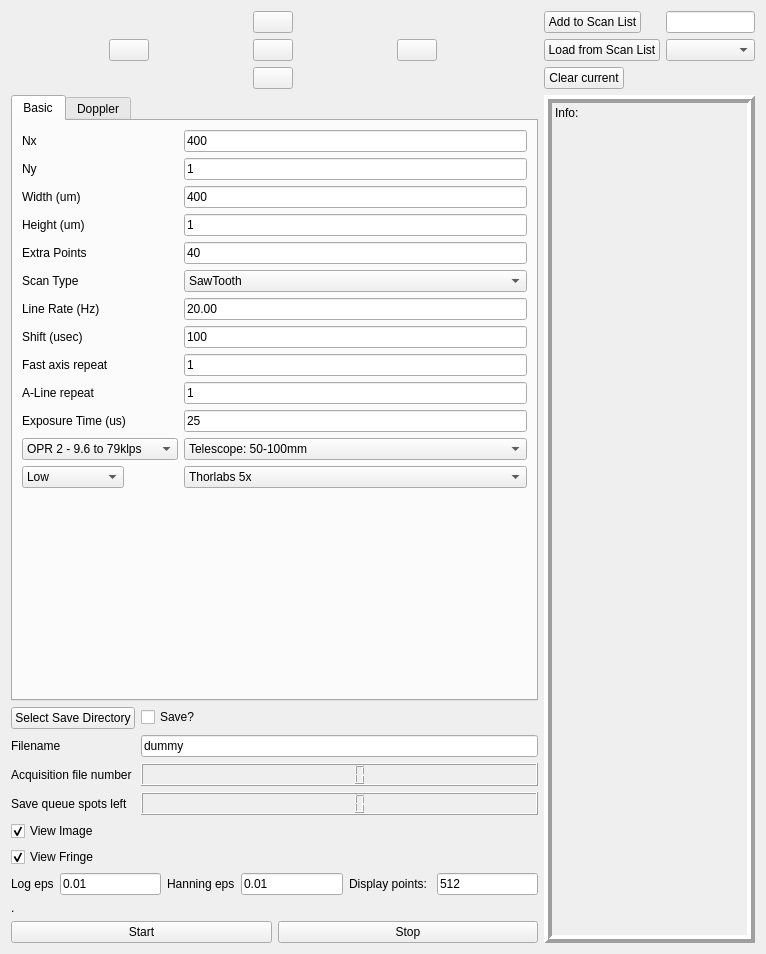
First picture: the form in oct_galvos_form.ui, repository flesage/micro-oct-acq, before the edit.
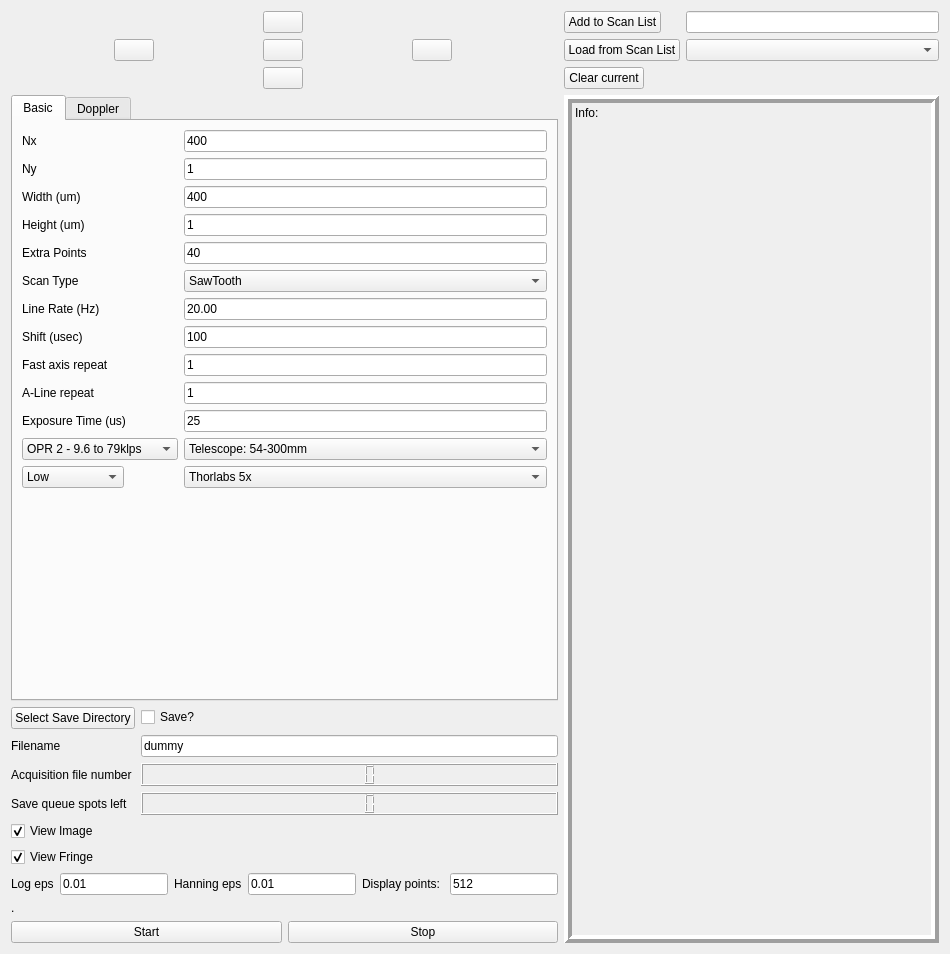
Second picture: the form after the edit. Icons and pictures are not drawn.

Diff of the .ui file:
```diff
--- a/oct_galvos_form.ui
+++ b/oct_galvos_form.ui
@@ -6,7 +6,7 @@
    <rect>
     <x>0</x>
     <y>0</y>
-    <width>766</width>
+    <width>950</width>
     <height>954</height>
    </rect>
   </property>
@@ -338,6 +338,11 @@
              <property name="currentIndex">
               <number>0</number>
              </property>
+             <item>
+              <property name="text">
+               <string>Telescope: 54-300mm</string>
+              </property>
+             </item>
              <item>
               <property name="text">
                <string>Telescope: 50-100mm</string>
```
Left out of the diff: 10 changed lines with no effect on the pictures.
